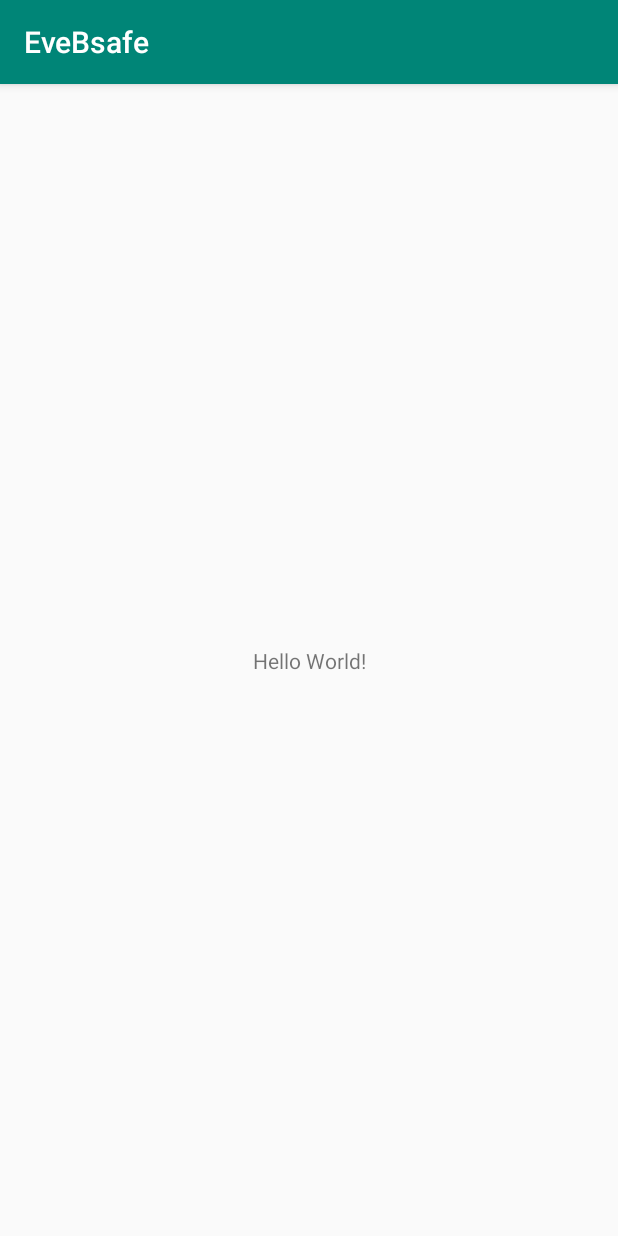
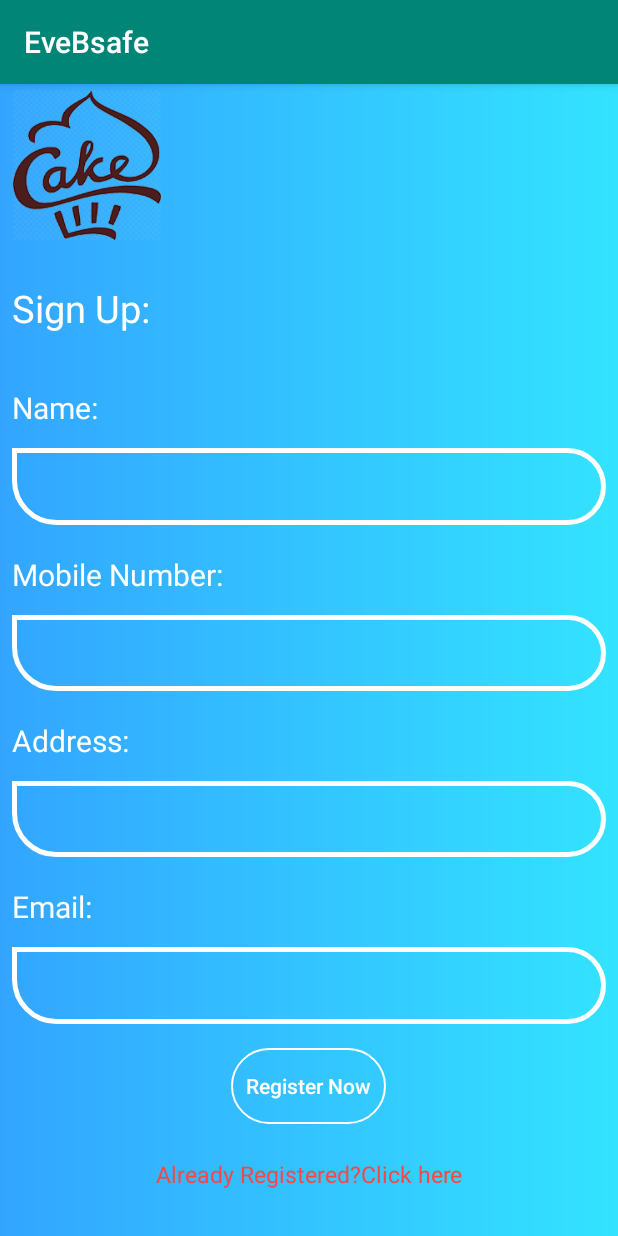
Before and after one commit to nima-beep/EveBsafe, an Android app: the screen it shows after launch (MainActivity), on a phone screen of 412 x 824 dp. Run offline under Robolectric (Android 15) with nearby library versions, the phone set to English and light mode, and no system bars.

Commit message:
version-1.2

```diff
--- /dev/null
+++ b/app/src/main/java/com/project/evebsafe/Dialogboxes/LockPattern.java
@@ -0,0 +1,19 @@
+package com.project.evebsafe.Dialogboxes;
+
+import android.app.Dialog;
+import android.content.Context;
+import android.view.Window;
+
+import androidx.annotation.NonNull;
+
+import com.project.evebsafe.R;
+
+public class LockPattern extends Dialog {
+    public LockPattern( Context context) {
+        super(context,android.R.style.Theme_DeviceDefault_Light_NoActionBar);
+        requestWindowFeature(Window.FEATURE_NO_TITLE);
+        setCancelable(false);
+        setContentView(R.layout.patternlockview);
+        show();
+    }
+}
--- a/app/src/main/java/com/project/evebsafe/MainActivity.java
+++ b/app/src/main/java/com/project/evebsafe/MainActivity.java
@@ -3,12 +3,102 @@ package com.project.evebsafe;
 import androidx.appcompat.app.AppCompatActivity;
 
 import android.os.Bundle;
+import android.view.View;
+import android.widget.Button;
+import android.widget.EditText;
+import android.widget.TextView;
+import android.widget.Toast;
 
-public class MainActivity extends AppCompatActivity {
+import com.project.evebsafe.Database.SharedPreference;
+import com.project.evebsafe.Dialogboxes.LockPattern;
 
+public class MainActivity extends AppCompatActivity implements View.OnClickListener {
+
+    SharedPreference preference;
+    Button Register;
+    EditText EName,Enumber,Eaddress,Eemail;
+    TextView alreadyregistered;
+    String Name,Email,Address,Phone;
+    LockPattern lockPattern;
     @Override
     protected void onCreate(Bundle savedInstanceState) {
         super.onCreate(savedInstanceState);
-        setContentView(R.layout.activity_main);
+        preference=new SharedPreference(this);
+        if (preference.isRegistered()){
+            if(preference.isLocked()){
+                lockPattern=new LockPattern(this);
+            }
+            setContentView(R.layout.activity_main);
+
+        }else{
+            setContentView(R.layout.registrationwindow);
+
+            Register=findViewById(R.id.registerbutton);
+            alreadyregistered=findViewById(R.id.alreadyregistered);
+            EName=findViewById(R.id.editname);
+            Enumber=findViewById(R.id.editnumber);
+            Eaddress=findViewById(R.id.editaddress);
+            Eemail=findViewById(R.id.editemail);
+            Register.setOnClickListener(this);
+            alreadyregistered.setOnClickListener(this);
+        }
+
     }
+
+    @Override
+    public void onClick(View v) {
+        switch (v.getId()){
+            case R.id.registerbutton:
+               register();
+                break;
+            case R.id.alreadyregistered:
+                Toast.makeText(this, "Already Registered", Toast.LENGTH_SHORT).show();
+                break;
+        }
+
+    }
+
+    public void register(){
+        Name=EName.getText().toString();
+      Phone=Enumber.getText().toString();
+      Address=Eaddress.getText().toString();
+      Email=Eemail.getText().toString();
+
+      if (Name.isEmpty()){
+          Toast.makeText(this, "Fill up your Name", Toast.LENGTH_SHORT).show();
+      }
+      else
+      {
+          if(Phone.isEmpty()){
+             Toast .makeText(this, "Insert your Number", Toast.LENGTH_SHORT).show();
+
+          }
+          else
+          {
+
+              if(Address.isEmpty()) {
+                  Toast.makeText(this, "Insert your ADDRESS", Toast.LENGTH_SHORT).show();
+              }
+             else{
+
+                 if(Email.isEmpty()){
+                     Toast.makeText(this, "Insert your Email", Toast.LENGTH_SHORT).show();
+                 }
+                 else
+                 {
+
+                     postToServer(Name,Phone,Address,Email);
+                 }
+             }
+          }
+       }
+    }
+
+
+public void postToServer(String a,String b,String c,String d){
+
+
 }
+
+
+}
--- /dev/null
+++ b/app/src/main/res/drawable/edittextback.xml
@@ -0,0 +1,17 @@
+<?xml version="1.0" encoding="utf-8"?>
+<shape xmlns:android="http://schemas.android.com/apk/res/android"
+    android:shape="rectangle"
+
+    >
+    <stroke
+        android:color="@color/white"
+        android:width="3dp"
+        />
+    <corners
+        android:bottomLeftRadius="70dp"
+        android:bottomRightRadius="60dp"
+        android:topLeftRadius="0dp"
+        android:topRightRadius="60dp"
+        />
+
+</shape>
--- /dev/null
+++ b/app/src/main/res/drawable/layoutbackground.xml
@@ -0,0 +1,12 @@
+<?xml version="1.0" encoding="utf-8"?>
+<shape xmlns:android="http://schemas.android.com/apk/res/android" android:shape="rectangle">
+<gradient
+    android:startColor="@color/blue"
+   android:endColor="@color/pest"
+
+    />
+
+
+
+
+</shape>
--- /dev/null
+++ b/app/src/main/res/drawable/registrationbuttonback.xml
@@ -0,0 +1,40 @@
+<?xml version="1.0" encoding="utf-8"?>
+<selector xmlns:android="http://schemas.android.com/apk/res/android">
+
+    <item android:state_pressed="false">
+        <shape android:shape="rectangle">
+            <stroke
+                android:width="1dp"
+                android:color="@color/white"
+                />
+
+                <corners
+                    android:radius="60dp"
+
+                    />
+
+        </shape>
+
+    </item>
+
+    <item android:state_pressed="true">
+        <shape android:shape="rectangle">
+            <stroke
+                android:width="1dp"
+                android:color="@color/white"
+                />
+            <solid android:color="@android:color/darker_gray"
+
+
+
+                />
+            <corners
+                android:radius="60dp"
+
+                />
+
+        </shape>
+
+    </item>
+
+</selector>
--- /dev/null
+++ b/app/src/main/res/layout/patternlockview.xml
@@ -0,0 +1,6 @@
+<?xml version="1.0" encoding="utf-8"?>
+<androidx.constraintlayout.widget.ConstraintLayout
+    xmlns:android="http://schemas.android.com/apk/res/android" android:layout_width="match_parent"
+    android:layout_height="match_parent">
+
+</androidx.constraintlayout.widget.ConstraintLayout>
--- /dev/null
+++ b/app/src/main/res/layout/registrationwindow.xml
@@ -0,0 +1,242 @@
+<?xml version="1.0" encoding="utf-8"?>
+<androidx.constraintlayout.widget.ConstraintLayout xmlns:android="http://schemas.android.com/apk/res/android"
+    xmlns:app="http://schemas.android.com/apk/res-auto"
+    xmlns:tools="http://schemas.android.com/tools"
+    android:layout_width="match_parent"
+    android:layout_height="match_parent"
+    android:background="@drawable/layoutbackground">
+
+
+    <ImageView
+        android:id="@+id/imageView"
+        android:layout_width="100dp"
+        android:layout_height="100dp"
+        android:layout_marginStart="8dp"
+        android:layout_marginLeft="8dp"
+        android:layout_marginTop="4dp"
+        android:layout_marginEnd="8dp"
+        android:layout_marginRight="8dp"
+        android:layout_marginBottom="4dp"
+        app:layout_constraintBottom_toTopOf="@+id/textView"
+        app:layout_constraintEnd_toEndOf="parent"
+        app:layout_constraintHorizontal_bias="0.0"
+        app:layout_constraintStart_toStartOf="parent"
+        app:layout_constraintTop_toTopOf="parent"
+        app:srcCompat="@drawable/looo" />
+
+    <TextView
+        android:id="@+id/textView"
+        android:layout_width="0dp"
+        android:layout_height="0dp"
+        android:layout_marginStart="8dp"
+        android:layout_marginLeft="8dp"
+        android:gravity="center_vertical"
+
+        android:layout_marginTop="16dp"
+        android:layout_marginEnd="8dp"
+        android:layout_marginRight="8dp"
+        android:layout_marginBottom="16dp"
+        android:text="Sign Up:"
+        android:textColor="@color/white"
+        android:textSize="25sp"
+        app:layout_constraintBottom_toTopOf="@+id/textView2"
+        app:layout_constraintEnd_toEndOf="parent"
+        app:layout_constraintHorizontal_bias="0.0"
+        app:layout_constraintStart_toStartOf="parent"
+        app:layout_constraintTop_toBottomOf="@+id/imageView" />
+
+    <TextView
+        android:id="@+id/textView2"
+        android:layout_width="0dp"
+        android:layout_height="0dp"
+        android:layout_marginStart="8dp"
+        android:layout_marginLeft="8dp"
+        android:layout_marginEnd="8dp"
+        android:layout_marginRight="8dp"
+        android:layout_marginBottom="1dp"
+        android:gravity="center_vertical"
+        android:text="Name:"
+        android:textColor="@color/white"
+        android:textSize="20sp"
+        app:layout_constraintBottom_toTopOf="@+id/editname"
+        app:layout_constraintEnd_toEndOf="parent"
+        app:layout_constraintHorizontal_bias="0.0"
+        app:layout_constraintStart_toStartOf="parent"
+        app:layout_constraintTop_toBottomOf="@+id/textView" />
+
+    <EditText
+        android:id="@+id/editname"
+        android:layout_width="0dp"
+        android:layout_height="0dp"
+        android:layout_marginStart="8dp"
+        android:layout_marginLeft="8dp"
+        android:layout_marginEnd="8dp"
+        android:layout_marginRight="8dp"
+        android:layout_marginBottom="8dp"
+        android:background="@drawable/edittextback"
+        android:ems="10"
+        android:gravity="center"
+        android:padding="5dp"
+        android:inputType="textPersonName"
+        app:layout_constraintBottom_toTopOf="@+id/textView4"
+        app:layout_constraintEnd_toEndOf="parent"
+        app:layout_constraintHorizontal_bias="0.0"
+        app:layout_constraintStart_toStartOf="parent"
+        app:layout_constraintTop_toBottomOf="@+id/textView2" />
+
+    <TextView
+        android:id="@+id/textView4"
+        android:layout_width="0dp"
+        android:layout_height="0dp"
+        android:layout_marginStart="8dp"
+        android:layout_marginLeft="8dp"
+        android:layout_marginEnd="8dp"
+        android:layout_marginRight="8dp"
+        android:layout_marginBottom="1dp"
+        android:text="Mobile Number:"
+        android:textColor="@color/white"
+        android:textSize="20sp"
+        android:gravity="center_vertical"
+        app:layout_constraintBottom_toTopOf="@+id/editnumber"
+        app:layout_constraintEnd_toEndOf="parent"
+        app:layout_constraintHorizontal_bias="0.0"
+        app:layout_constraintStart_toStartOf="parent"
+        app:layout_constraintTop_toBottomOf="@+id/editname" />
+
+    <EditText
+        android:id="@+id/editnumber"
+        android:layout_width="0dp"
+        android:layout_height="0dp"
+        android:layout_marginStart="8dp"
+        android:layout_marginLeft="8dp"
+        android:layout_marginEnd="8dp"
+        android:layout_marginRight="8dp"
+        android:layout_marginBottom="8dp"
+        android:ems="10"
+        android:gravity="center"
+        android:padding="5dp"
+        android:background="@drawable/edittextback"
+        android:inputType="number"
+        app:layout_constraintBottom_toTopOf="@+id/textView5"
+        app:layout_constraintEnd_toEndOf="parent"
+        app:layout_constraintStart_toStartOf="parent"
+        app:layout_constraintTop_toBottomOf="@+id/textView4" />
+
+    <TextView
+        android:id="@+id/textView5"
+        android:layout_width="0dp"
+        android:layout_height="0dp"
+        android:layout_marginStart="8dp"
+        android:layout_marginLeft="8dp"
+        android:layout_marginEnd="8dp"
+        android:layout_marginRight="8dp"
+        android:layout_marginBottom="1dp"
+        android:text="Address:"
+        android:gravity="center_vertical"
+        android:textColor="@color/white"
+        android:textSize="20sp"
+        app:layout_constraintBottom_toTopOf="@+id/editaddress"
+        app:layout_constraintEnd_toEndOf="parent"
+        app:layout_constraintHorizontal_bias="0.0"
+        app:layout_constraintStart_toStartOf="parent"
+        app:layout_constraintTop_toBottomOf="@+id/editnumber" />
+
+    <EditText
+        android:id="@+id/editaddress"
+        android:layout_width="0dp"
+        android:layout_height="0dp"
+        android:layout_marginStart="8dp"
+        android:layout_marginLeft="8dp"
+        android:layout_marginEnd="8dp"
+        android:layout_marginRight="8dp"
+        android:layout_marginBottom="8dp"
+        android:ems="10"
+        android:gravity="center"
+        android:padding="5dp"
+        android:background="@drawable/edittextback"
+        android:inputType="textPersonName"
+        app:layout_constraintBottom_toTopOf="@+id/textView6"
+        app:layout_constraintEnd_toEndOf="parent"
+        app:layout_constraintHorizontal_bias="0.0"
+        app:layout_constraintStart_toStartOf="parent"
+        app:layout_constraintTop_toBottomOf="@+id/textView5" />
+
+    <TextView
+        android:id="@+id/textView6"
+        android:layout_width="0dp"
+        android:layout_height="0dp"
+        android:layout_marginStart="8dp"
+        android:layout_marginLeft="8dp"
+        android:layout_marginEnd="8dp"
+        android:layout_marginRight="8dp"
+        android:layout_marginBottom="1dp"
+        android:text="Email:"
+        android:gravity="center_vertical"
+        android:textColor="@color/white"
+        android:textSize="20sp"
+        app:layout_constraintBottom_toTopOf="@+id/editemail"
+        app:layout_constraintEnd_toEndOf="parent"
+        app:layout_constraintHorizontal_bias="0.0"
+        app:layout_constraintStart_toStartOf="parent"
+        app:layout_constraintTop_toBottomOf="@+id/editaddress" />
+
+    <EditText
+        android:id="@+id/editemail"
+        android:layout_width="0dp"
+        android:layout_height="0dp"
+        android:layout_marginStart="8dp"
+        android:layout_marginLeft="8dp"
+        android:layout_marginEnd="8dp"
+        android:layout_marginRight="8dp"
+        android:layout_marginBottom="8dp"
+        android:ems="10"
+        android:gravity="center"
+        android:padding="5dp"
+        android:background="@drawable/edittextback"
+        android:inputType="textPersonName"
+        app:layout_constraintBottom_toTopOf="@+id/registerbutton"
+        app:layout_constraintEnd_toEndOf="parent"
+        app:layout_constraintHorizontal_bias="0.0"
+        app:layout_constraintStart_toStartOf="parent"
+        app:layout_constraintTop_toBottomOf="@+id/textView6" />
+
+    <Button
+        android:id="@+id/registerbutton"
+        android:layout_width="wrap_content"
+        android:layout_height="0dp"
+        android:layout_marginStart="8dp"
+        android:layout_marginLeft="8dp"
+        android:layout_marginTop="8dp"
+        android:layout_marginEnd="8dp"
+        android:layout_marginRight="8dp"
+        android:layout_marginBottom="8dp"
+        android:background="@drawable/registrationbuttonback"
+        android:padding="10dp"
+        android:text="Register Now"
+        android:textAllCaps="false"
+        android:textColor="@color/white"
+        app:layout_constraintBottom_toTopOf="@+id/alreadyregistered"
+        app:layout_constraintEnd_toEndOf="parent"
+        app:layout_constraintHorizontal_bias="0.498"
+        app:layout_constraintStart_toStartOf="parent"
+        app:layout_constraintTop_toBottomOf="@+id/editemail" />
+
+    <TextView
+        android:id="@+id/alreadyregistered"
+        android:layout_width="0dp"
+        android:layout_height="0dp"
+        android:layout_marginStart="8dp"
+        android:layout_marginLeft="8dp"
+        android:layout_marginEnd="8dp"
+        android:layout_marginRight="8dp"
+        android:layout_marginBottom="16dp"
+        android:text="Already Registered?Click here"
+        android:gravity="center"
+        android:textColor="@android:color/holo_red_light"
+        android:textSize="15sp"
+        app:layout_constraintBottom_toBottomOf="parent"
+        app:layout_constraintEnd_toEndOf="parent"
+        app:layout_constraintStart_toStartOf="parent"
+        app:layout_constraintTop_toBottomOf="@+id/registerbutton" />
+
+</androidx.constraintlayout.widget.ConstraintLayout>
--- a/app/src/main/res/values/colors.xml
+++ b/app/src/main/res/values/colors.xml
@@ -3,4 +3,12 @@
     <color name="colorPrimary">#008577</color>
     <color name="colorPrimaryDark">#00574B</color>
     <color name="colorAccent">#D81B60</color>
+    <color name="pest">#33E3FF</color>
+    <color name="purple">#A533FF </color>
+    <color name="blue">#33A5FF  </color>
+    <color name="white">#FFFFFF  </color>
+
+
+
+
 </resources>
```
Also changed, not shown: app/src/main/res/drawable/looo.png (added), 6 other files.
